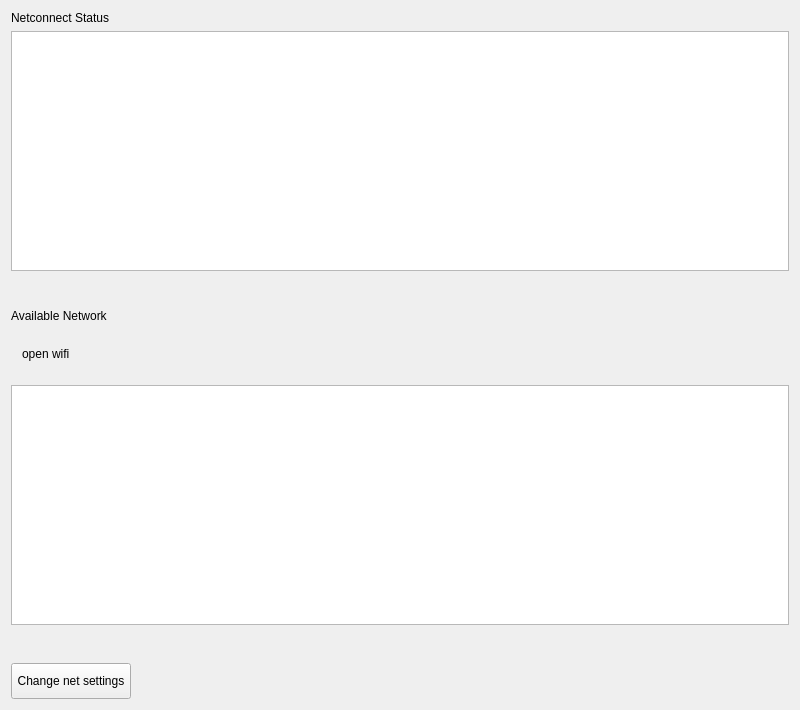
Old version of the form plugins/network/netconnect/netconnect.ui in the repository ukui/ukui-control-center.
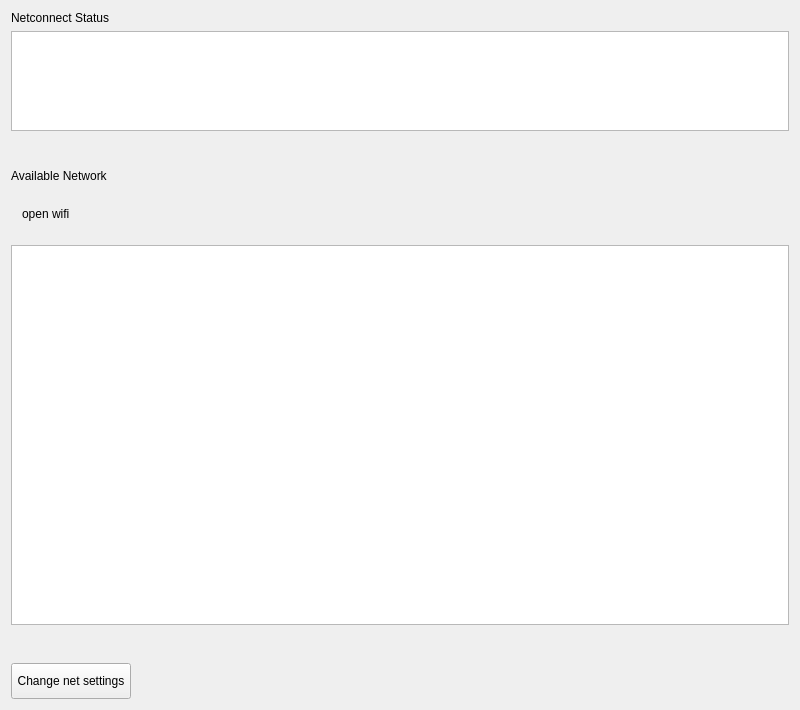
New version of the form.

The edit to the form file:
```diff
--- a/plugins/network/netconnect/netconnect.ui
+++ b/plugins/network/netconnect/netconnect.ui
@@ -43,7 +43,14 @@
     </widget>
    </item>
    <item>
-    <widget class="QListWidget" name="statusListWidget"/>
+    <widget class="QListWidget" name="statusListWidget">
+     <property name="maximumSize">
+      <size>
+       <width>16777215</width>
+       <height>100</height>
+      </size>
+     </property>
+    </widget>
    </item>
    <item>
     <spacer name="verticalSpacer">
```
